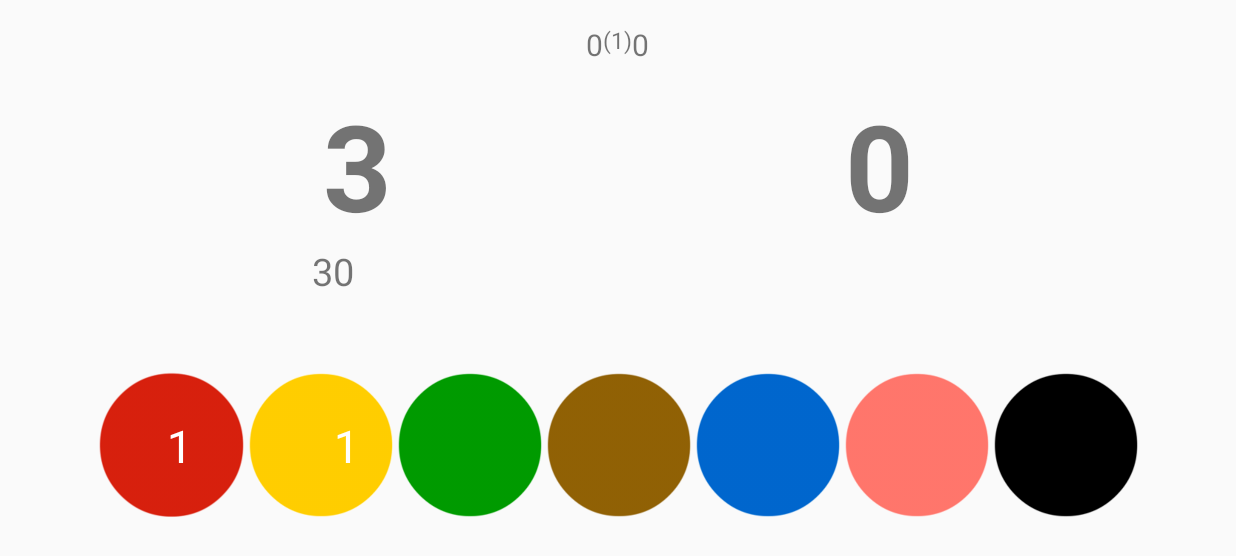
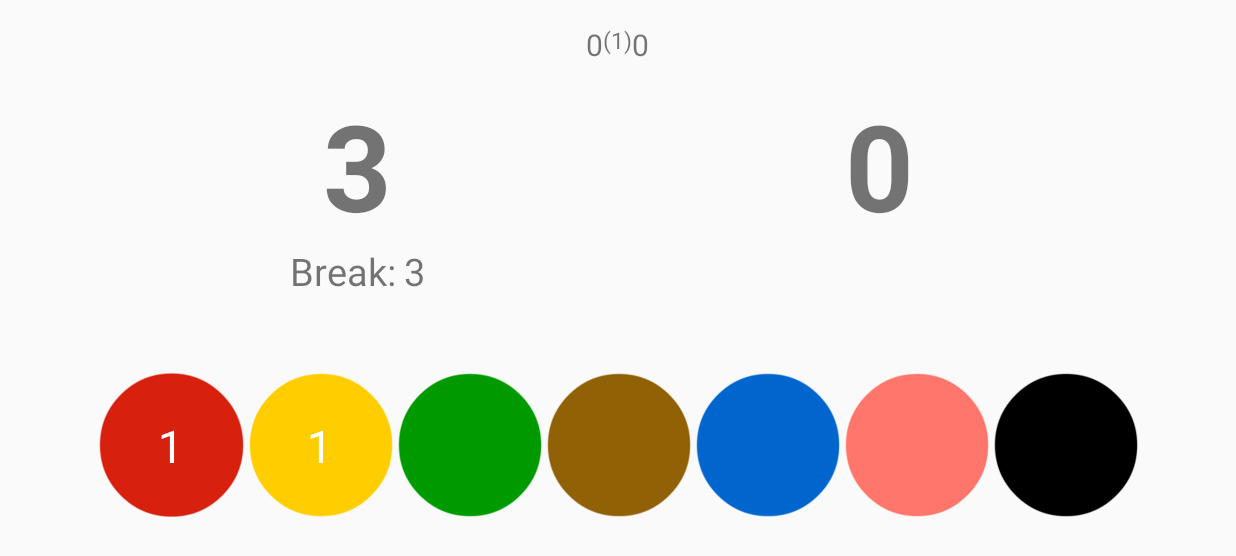
Before and after one commit to michaeloverman/SnookerMatch, an Android app: the ScoringActivity screen opened directly, with no data from a screen before it, after a tap on an icon or button, on a phone screen of 824 x 412 dp (held sideways). Shown: the top 556 px of the screen. Run offline under Robolectric (Android 15) with nearby library versions, the phone set to English and light mode, and no system bars; our stand-ins replace ButterKnife; 1 other tap on this screen came first.

Commit message:
ball counts working, break scores added

```diff
--- a/app/src/main/java/com/overman/snookermatch/ScoringActivity.java
+++ b/app/src/main/java/com/overman/snookermatch/ScoringActivity.java
@@ -81,13 +81,20 @@ public class ScoringActivity extends AppCompatActivity {
         mPlayer2BreakScore.setVisibility(View.INVISIBLE);
         mPlayer2BreakLabel.setVisibility(View.INVISIBLE);
 
-        mRedBallCount.setText("");
-        mYellowBallCount.setText("");
-        mGreenBallCount.setText("");
-        mBrownBallCount.setText("");
-        mBlueBallCount.setText("");
-        mPinkBallCount.setText("");
-        mBlackBallCount.setText("");
+        mRedBallCount.setText("0");
+        mRedBallCount.setVisibility(View.INVISIBLE);
+        mYellowBallCount.setText("0");
+        mYellowBallCount.setVisibility(View.INVISIBLE);
+        mGreenBallCount.setText("0");
+        mGreenBallCount.setVisibility(View.INVISIBLE);
+        mBrownBallCount.setText("0");
+        mBrownBallCount.setVisibility(View.INVISIBLE);
+        mBlueBallCount.setText("0");
+        mBlueBallCount.setVisibility(View.INVISIBLE);
+        mPinkBallCount.setText("0");
+        mPinkBallCount.setVisibility(View.INVISIBLE);
+        mBlackBallCount.setText("0");
+        mBlackBallCount.setVisibility(View.INVISIBLE);
 
         mRedBall.setOnClickListener(new View.OnClickListener() {
             @Override
@@ -138,13 +145,13 @@ public class ScoringActivity extends AppCompatActivity {
         mPlayer1Label.setOnClickListener(new View.OnClickListener() {
             @Override
             public void onClick(View v) {
-                togglePlayer(1);
+                if(mActivePlayer == 2) togglePlayer(1);
             }
         });
         mPlayer2Label.setOnClickListener(new View.OnClickListener() {
             @Override
             public void onClick(View v) {
-                togglePlayer(2);
+                if(mActivePlayer == 1) togglePlayer(2);
             }
         });
     }
@@ -157,7 +164,7 @@ public class ScoringActivity extends AppCompatActivity {
             mPlayer1Label.setTextColor(Color.RED);
             mPlayer2Label.setTextColor(Color.BLACK);
             mPlayer2.zeroBreakScore();
-            mPlayer2BreakScore.setText(mPlayer2.getBreakScore());
+            mPlayer1BreakScore.setText(mPlayer1.getBreakScore() + "");
             mPlayer1BreakLabel.setVisibility(View.VISIBLE);
             mPlayer1BreakScore.setVisibility(View.VISIBLE);
             mPlayer2BreakLabel.setVisibility(View.INVISIBLE);
@@ -167,7 +174,7 @@ public class ScoringActivity extends AppCompatActivity {
             mPlayer2Label.setTextColor(Color.RED);
             mPlayer1Label.setTextColor(Color.BLACK);
             mPlayer1.zeroBreakScore();
-            mPlayer2BreakScore.setText(mPlayer1.getBreakScore());
+            mPlayer2BreakScore.setText(mPlayer2.getBreakScore() + "");
             mPlayer1BreakLabel.setVisibility(View.INVISIBLE);
             mPlayer1BreakScore.setVisibility(View.INVISIBLE);
             mPlayer2BreakLabel.setVisibility(View.VISIBLE);
@@ -185,37 +192,38 @@ public class ScoringActivity extends AppCompatActivity {
             case "red":
                 score += 1;
                 mCurrentFrame.incrementRed();
-                mRedBallCount.setText(mCurrentFrame.getNumRed() + "");
+                updateBallCount(mRedBallCount);
+            //    mRedBallCount.setText(mCurrentFrame.getNumRed() + "");
                 break;
             case "black":
                 score += 7;
                 mCurrentFrame.incrementBlack();
-                mBlackBallCount.setText(mCurrentFrame.getNumBlack() + "");
+                updateBallCount(mBlackBallCount);
                 break;
             case "pink":
                 score += 6;
                 mCurrentFrame.incrementPink();
-                mPinkBallCount.setText(mCurrentFrame.getNumPink() + "");
+                updateBallCount(mPinkBallCount);
                 break;
             case "blue":
                 score += 5;
                 mCurrentFrame.incrementBlue();
-                mBlueBallCount.setText(mCurrentFrame.getNumBlue() + "");
+                updateBallCount(mBlueBallCount);
                 break;
             case "brown":
                 score += 4;
                 mCurrentFrame.incrementBrown();
-                mBrownBallCount.setText(mCurrentFrame.getNumBrown() + "");
+                updateBallCount(mBrownBallCount);
                 break;
             case "green":
                 score += 3;
                 mCurrentFrame.incrementGreen();
-                mGreenBallCount.setText(mCurrentFrame.getNumGreen() + "");
+                updateBallCount(mGreenBallCount);
                 break;
             case "yellow":
                 score += 2;
                 mCurrentFrame.incrementYellow();
-                mYellowBallCount.setText(mCurrentFrame.getNumYellow() + "");
+                updateBallCount(mYellowBallCount);
                 break;
 
         }
@@ -223,7 +231,7 @@ public class ScoringActivity extends AppCompatActivity {
         if (mActivePlayer == 1 ) {
             mPlayer1.incrementScore(score);
             mPlayer1Score.setText(mPlayer1.getScore() + "");
-            mPlayer1BreakLabel.setText(mPlayer1.getBreakScore() + "");
+            mPlayer1BreakScore.setText(mPlayer1.getBreakScore() + "");
         } else {
             mPlayer2.incrementScore(score);
             mPlayer2Score.setText(mPlayer2.getScore() + "");
@@ -232,6 +240,12 @@ public class ScoringActivity extends AppCompatActivity {
  //       toastMe(color + " ball potted, " + score + " points");
 
         mRedBallOn = !mRedBallOn;
+    }
+
+    private void updateBallCount(TextView thisBall) {
+        int count = Integer.parseInt(thisBall.getText().toString());
+        if(count == 0) thisBall.setVisibility(View.VISIBLE);
+        thisBall.setText(++count + "");
     }
 
     /**
--- a/app/src/main/res/layout/activity_main.xml
+++ b/app/src/main/res/layout/activity_main.xml
@@ -21,7 +21,7 @@
     <EditText
         android:layout_width="wrap_content"
         android:layout_height="wrap_content"
-        android:inputType="textPersonName"
+        android:inputType="textPersonName|textCapWords"
         android:ems="10"
         android:id="@+id/editPlayer1"
         android:layout_below="@+id/player1Label"
@@ -40,7 +40,7 @@
     <EditText
         android:layout_width="wrap_content"
         android:layout_height="wrap_content"
-        android:inputType="textPersonName"
+        android:inputType="textPersonName|textCapWords"
         android:ems="10"
         android:id="@+id/editPlayer2"
         android:layout_below="@+id/player2Label"
```
Also changed, not shown: app/src/main/java/com/overman/snookermatch/MainActivity.java (+13 -3 lines).
